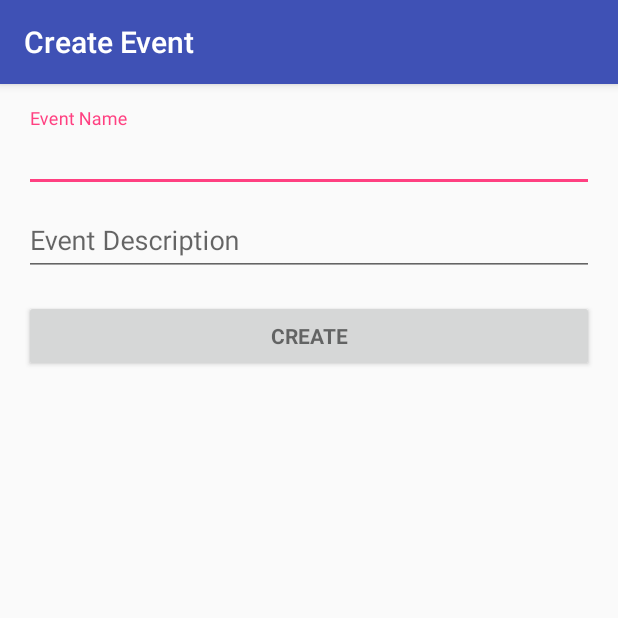
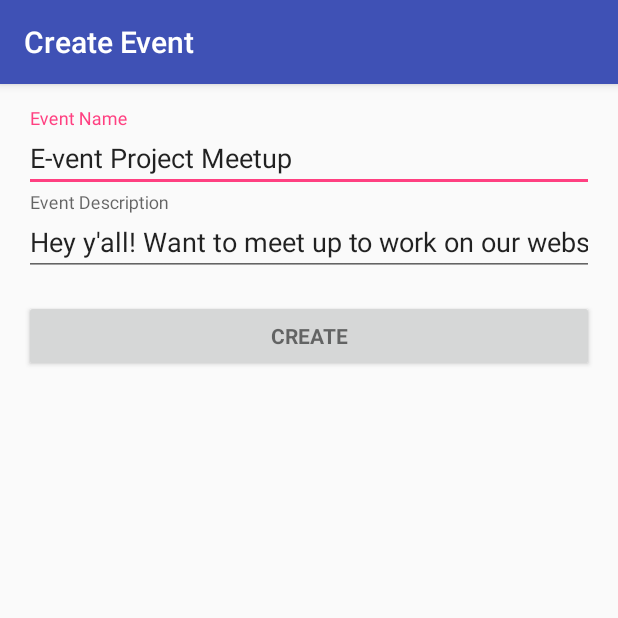
Before and after one commit to e-vent/E-vent-Android, an Android app: the CreateEventActivity screen opened directly, with no data from a screen before it, on a phone screen of 412 x 824 dp, the top half of it. Run offline under Robolectric (Android 15) with nearby library versions, the phone set to English and light mode, and no system bars.

Commit message:
Add default create even text for demo

```diff
--- a/app/src/main/res/layout/activity_create_event.xml
+++ b/app/src/main/res/layout/activity_create_event.xml
@@ -37,6 +37,7 @@
                     android:hint="@string/prompt_name"
                     android:inputType="textEmailSubject"
                     android:maxLines="1"
+                    android:text="E-vent Project Meetup"
                     android:singleLine="true" />
             </com.google.android.material.textfield.TextInputLayout>
             <com.google.android.material.textfield.TextInputLayout
@@ -49,6 +50,7 @@
                     android:hint="@string/prompt_desc"
                     android:inputType="textShortMessage"
                     android:maxLines="1"
+                    android:text="Hey y'all! Want to meet up to work on our website? How about SITE 1234 at 1:00 pm on this Sunday (November 11)?"
                     android:singleLine="true" />
             </com.google.android.material.textfield.TextInputLayout>
             <Button
```
